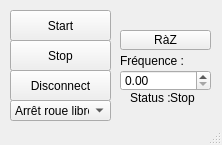
Old version of the form Bamos_pilotage_test/mainwindow.ui in the repository Orogan/bamos-leonard.
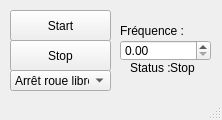
New version of the form.

Commit message: ajout d'une popup bloquante empechant la fermeture de l'application si la frequence n'a pas été remise à la valeur 0; suppression du boutton 'disconnect' car inutile; SLOT 'on_razButton1_clicked()' renomé en 'reset()'

```diff
--- a/Bamos_pilotage_test/mainwindow.ui
+++ b/Bamos_pilotage_test/mainwindow.ui
@@ -7,26 +7,13 @@
     <x>0</x>
     <y>0</y>
     <width>222</width>
-    <height>145</height>
+    <height>120</height>
    </rect>
   </property>
   <property name="windowTitle">
    <string>MainWindow</string>
   </property>
   <widget class="QWidget" name="centralWidget">
-   <widget class="QPushButton" name="disconnectButton">
-    <property name="geometry">
-     <rect>
-      <x>10</x>
-      <y>70</y>
-      <width>101</width>
-      <height>31</height>
-     </rect>
-    </property>
-    <property name="text">
-     <string>Disconnect</string>
-    </property>
-   </widget>
    <widget class="QPushButton" name="connectButton">
     <property name="geometry">
      <rect>
@@ -57,7 +44,7 @@
     <property name="geometry">
      <rect>
       <x>120</x>
-      <y>70</y>
+      <y>40</y>
       <width>91</width>
       <height>21</height>
      </rect>
@@ -67,7 +54,7 @@
     <property name="geometry">
      <rect>
       <x>120</x>
-      <y>50</y>
+      <y>20</y>
       <width>71</width>
       <height>21</height>
      </rect>
@@ -76,24 +63,11 @@
      <string>Fréquence :</string>
     </property>
    </widget>
-   <widget class="QPushButton" name="razButton1">
-    <property name="geometry">
-     <rect>
-      <x>120</x>
-      <y>30</y>
-      <width>91</width>
-      <height>20</height>
-     </rect>
-    </property>
-    <property name="text">
-     <string>RàZ</string>
-    </property>
-   </widget>
    <widget class="QLabel" name="label">
     <property name="geometry">
      <rect>
       <x>130</x>
-      <y>90</y>
+      <y>60</y>
       <width>41</width>
       <height>16</height>
      </rect>
@@ -106,7 +80,7 @@
     <property name="geometry">
      <rect>
       <x>170</x>
-      <y>90</y>
+      <y>60</y>
       <width>41</width>
       <height>16</height>
      </rect>
@@ -119,7 +93,7 @@
     <property name="geometry">
      <rect>
       <x>10</x>
-      <y>100</y>
+      <y>70</y>
       <width>101</width>
       <height>21</height>
      </rect>
```
The commit also changes 3 other files.
